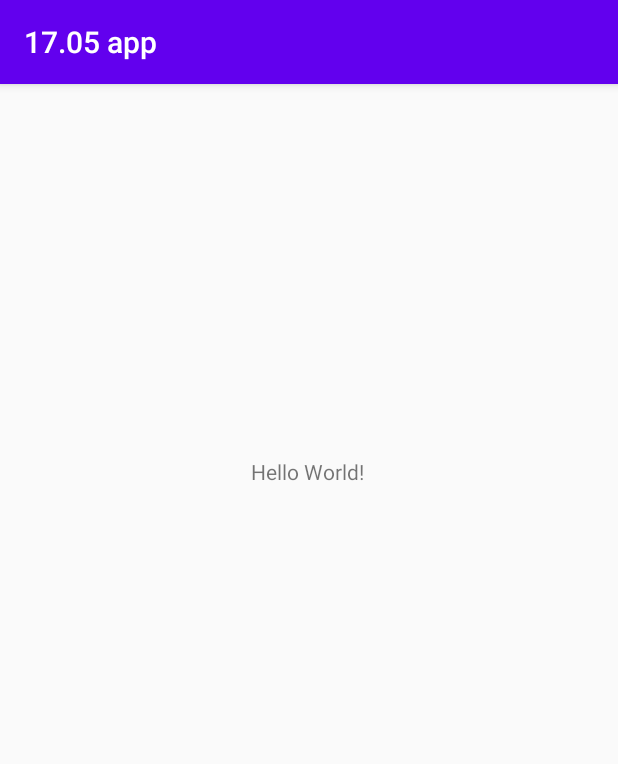
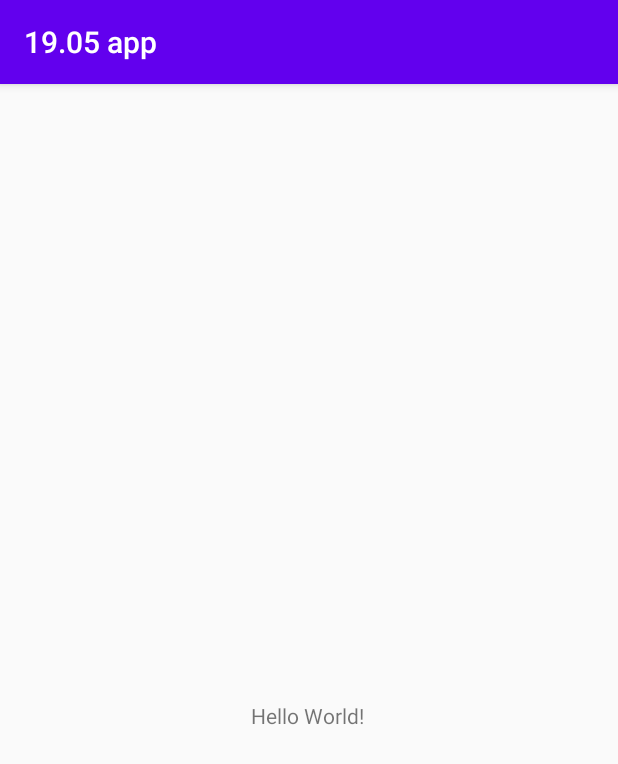
Before and after one commit to romstr/android-rtu-1908-demo, an Android app: the screen it shows after launch (MainActivity), on a phone screen of 412 x 824 dp. Shown: the top 764 px of the screen. Run offline under Robolectric (Android 15) with nearby library versions, the phone set to English and light mode, and no system bars.

Commit message:
Changed greeting placement

```diff
--- a/app/src/main/res/layout/activity_main.xml
+++ b/app/src/main/res/layout/activity_main.xml
@@ -16,6 +16,6 @@
         app:layout_constraintLeft_toLeftOf="parent"
         app:layout_constraintRight_toRightOf="parent"
         app:layout_constraintTop_toTopOf="parent"
-        app:layout_constraintVertical_bias="0.332" />
+        app:layout_constraintVertical_bias="0.549" />
 
 </androidx.constraintlayout.widget.ConstraintLayout>
--- a/app/src/main/res/values/strings.xml
+++ b/app/src/main/res/values/strings.xml
@@ -1,3 +1,3 @@
 <resources>
-    <string name="app_name">17.05  app</string>
+    <string name="app_name">19.05  app</string>
 </resources>
```
